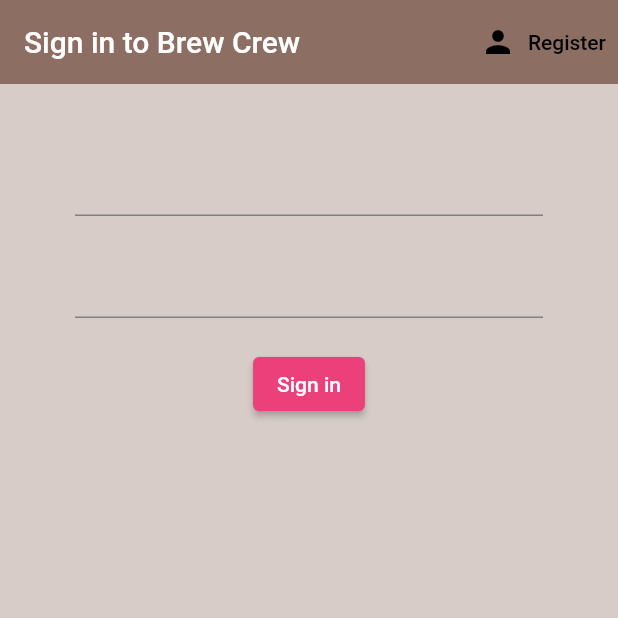
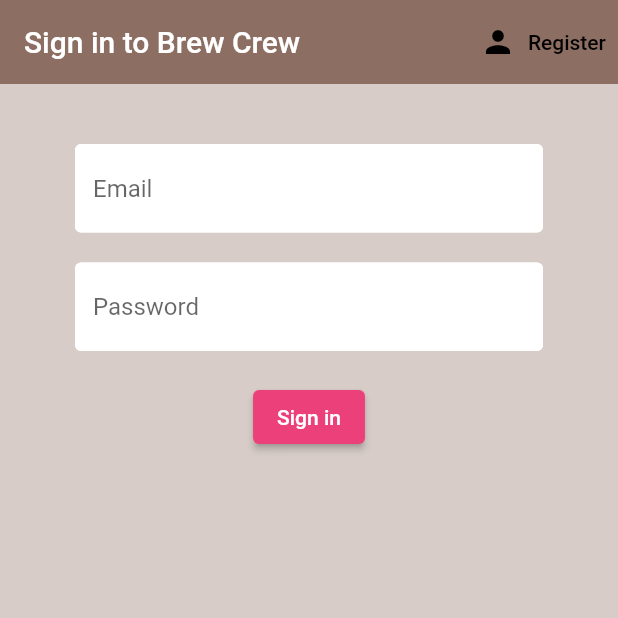
Before and after one commit to mujeeb11503051/Coffee_App_Firebase, a Flutter app: the screen it shows after launch, on a phone screen of 412 x 824 dp, the top half of it. Run offline on Flutter 3.47's test engine with Material 2 defaults, Android fonts, the phone set to English and light mode, and no system bars; our stand-ins replace firebase_auth, firebase_core; accounts and stored records are empty.

Commit message:
added the input decoration constant

```diff
--- a/lib/screens/authenticate/register.dart
+++ b/lib/screens/authenticate/register.dart
@@ -1,4 +1,5 @@
 import 'package:firebase_coffee_app/services/auth.dart';
+import 'package:firebase_coffee_app/shared/constants.dart';
 import 'package:flutter/material.dart';
 
 class Register extends StatefulWidget {
@@ -50,6 +51,7 @@ class _RegisterState extends State<Register> {
                 height: 20.0,
               ),
               TextFormField(
+                decoration: textInputDecoration.copyWith(hintText: "Email"),
                 validator: (val) => val!.isEmpty ? "Enter an email" : null,
                 onChanged: (val) {
                   setState(() {
@@ -61,6 +63,7 @@ class _RegisterState extends State<Register> {
                 height: 20.0,
               ),
               TextFormField(
+                decoration: textInputDecoration.copyWith(hintText: "Password"),
                 validator: (val) =>
                     val!.length < 6 ? "Enter a password 6+ chars long" : null,
                 obscureText: true,
--- a/lib/screens/authenticate/sign_in.dart
+++ b/lib/screens/authenticate/sign_in.dart
@@ -1,4 +1,5 @@
 import 'package:firebase_coffee_app/services/auth.dart';
+import 'package:firebase_coffee_app/shared/constants.dart';
 import 'package:flutter/material.dart';
 
 class SignIn extends StatefulWidget {
@@ -51,6 +52,7 @@ class _SignInState extends State<SignIn> {
                 height: 20.0,
               ),
               TextFormField(
+                decoration: textInputDecoration.copyWith(hintText: "Email"),
                 validator: (val) => val!.isEmpty ? "Enter an email" : null,
                 onChanged: (val) {
                   setState(() {
@@ -62,6 +64,7 @@ class _SignInState extends State<SignIn> {
                 height: 20.0,
               ),
               TextFormField(
+                decoration: textInputDecoration.copyWith(hintText: "Password"),
                 validator: (val) =>
                     val!.length < 6 ? "Enter a password 6+ chars long" : null,
                 obscureText: true,
--- /dev/null
+++ b/lib/shared/constants.dart
@@ -0,0 +1,9 @@
+import 'package:flutter/material.dart';
+
+const textInputDecoration = InputDecoration(
+    fillColor: Colors.white,
+    filled: true,
+    enabledBorder: OutlineInputBorder(
+        borderSide: BorderSide(color: Colors.white, width: 2.0)),
+    focusedBorder: OutlineInputBorder(
+        borderSide: BorderSide(color: Colors.pink, width: 2.0)));
```
